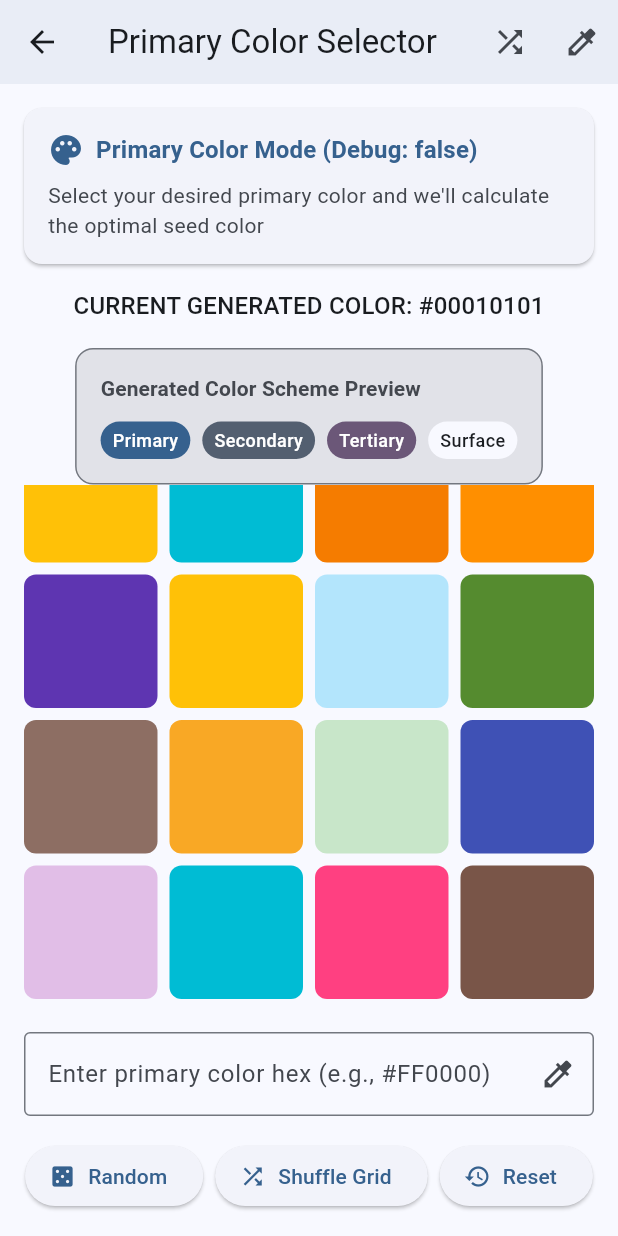
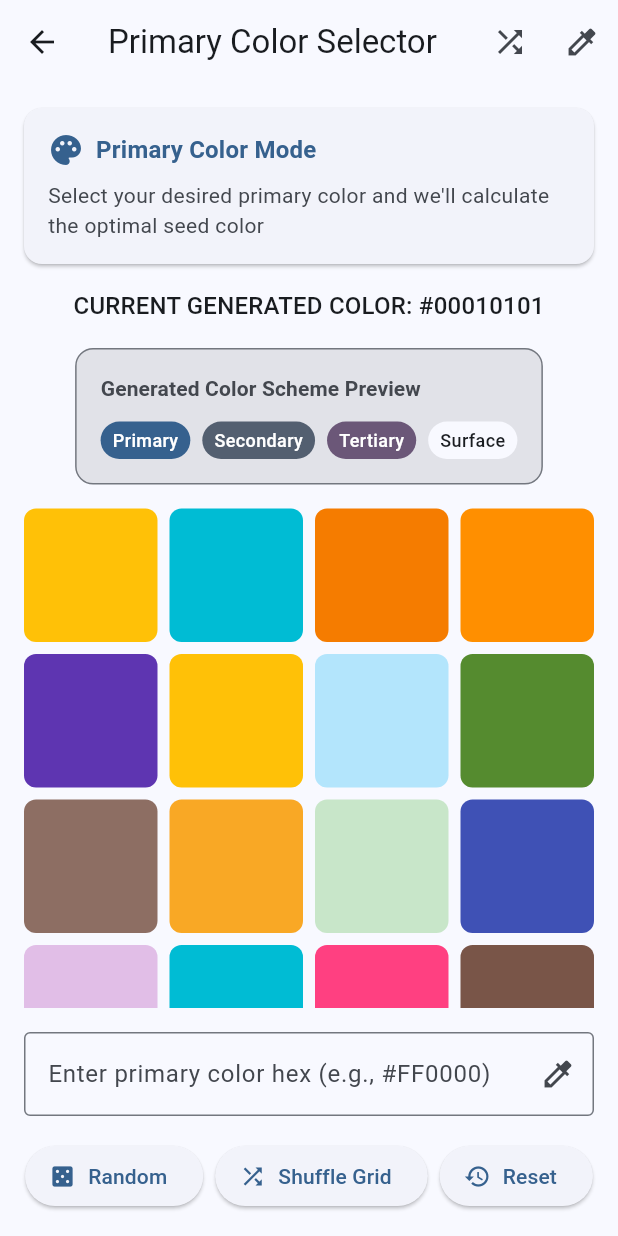
Before and after one commit to dongguowu/material_palette, a Flutter app: the SeedColorGeneratorPage screen opened directly, scrolled down 53 dp, after a tap on the "palette" icon, on a phone screen of 412 x 824 dp. Run offline on Flutter 3.47's test engine with Material 3 defaults, Android fonts, the phone set to English and light mode, and no system bars; our stand-ins replace auto_route, flutter_riverpod, fpdart, freezed_annotation, get_it, logger and 2 more; missing offline and left inert: flutter_adaptive_scaffold, flutter_logs; accounts and stored records are empty; generated files the repository leaves out were written again.

Commit message:
Fix mode toggle issue in seed generator
- Add unique ValueKey to Scaffold for proper rebuilds
- Add ValueKey to mode card to ensure UI updates
- Remove debug prints and clean up code
- Ensure setState properly triggers widget rebuilds

The toggle between Seed Mode and Primary Mode should now work correctly.

🤖 Generated with [Claude Code](https://claude.ai/code)

Co-Authored-By: Claude <noreply@anthropic.com>

```diff
--- a/lib/features/palette/ui/seed_color_generator_page.dart
+++ b/lib/features/palette/ui/seed_color_generator_page.dart
@@ -290,6 +290,7 @@ class _SeedColorGeneratorPageState extends ConsumerState<SeedColorGeneratorPage>
     final colorScheme = Theme.of(context).colorScheme;
 
     return Scaffold(
+      key: ValueKey('seed_generator_${_isSeedMode}'), // Add unique key for rebuild
       appBar: AppBar(
         title: Text(_isSeedMode ? 'Color Seed Generator' : 'Primary Color Selector'),
         backgroundColor: Theme.of(context).colorScheme.surface,
@@ -310,8 +311,6 @@ class _SeedColorGeneratorPageState extends ConsumerState<SeedColorGeneratorPage>
                 _isSeedMode = !_isSeedMode;
                 _selectedPrimaryColor = null;
               });
-              // Add a debug print to verify the toggle is working
-              print('Mode toggled to: ${_isSeedMode ? "Seed Mode" : "Primary Mode"}');
             },
             tooltip: _isSeedMode ? 'Switch to Primary Mode' : 'Switch to Seed Mode',
           ),
@@ -321,6 +320,7 @@ class _SeedColorGeneratorPageState extends ConsumerState<SeedColorGeneratorPage>
         children: [
           // Mode Toggle Card
           Card(
+            key: ValueKey('mode_card_${_isSeedMode}'),
             margin: const EdgeInsets.all(16),
             child: Padding(
               padding: const EdgeInsets.all(16),
@@ -334,7 +334,7 @@ class _SeedColorGeneratorPageState extends ConsumerState<SeedColorGeneratorPage>
                       ),
                       const SizedBox(width: 8),
                       Text(
-                        '${_isSeedMode ? 'Seed Color Mode' : 'Primary Color Mode'} (Debug: $_isSeedMode)',
+                        _isSeedMode ? 'Seed Color Mode' : 'Primary Color Mode',
                         style: Theme.of(context).textTheme.titleMedium?.copyWith(
                               color: colorScheme.primary,
                               fontWeight: FontWeight.bold,
```
